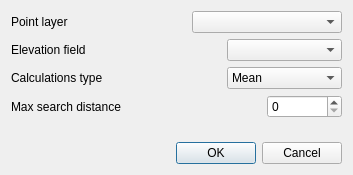
Old version of the form flo2d/ui/sampling_xyz.ui in the repository FLO-2DSoftware/qgis-flo-2d-plugin.
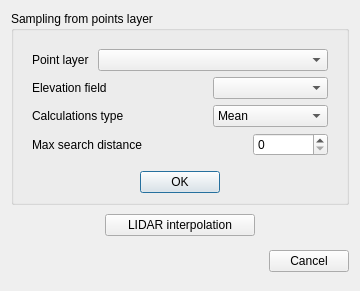
New version of the form. Custom widgets are drawn as their Qt base class.

Commit message: Initiate LIDAR interpolation

What changed in the file:
```diff
--- a/flo2d/ui/sampling_xyz.ui
+++ b/flo2d/ui/sampling_xyz.ui
@@ -6,98 +6,20 @@
    <rect>
     <x>0</x>
     <y>0</y>
-    <width>353</width>
-    <height>175</height>
+    <width>360</width>
+    <height>291</height>
    </rect>
   </property>
   <property name="windowTitle">
    <string>Elevation Points Sampling</string>
   </property>
-  <property name="toolTip">
-   <string>The maximum distance (in pixels) that the algorithm will search out for values to interpolate.</string>
-  </property>
-  <layout class="QGridLayout" name="gridLayout">
-   <item row="4" column="0">
-    <spacer name="verticalSpacer">
-     <property name="orientation">
-      <enum>Qt::Vertical</enum>
-     </property>
-     <property name="sizeHint" stdset="0">
-      <size>
-       <width>20</width>
-       <height>40</height>
-      </size>
-     </property>
-    </spacer>
-   </item>
-   <item row="5" column="0">
-    <widget class="QDialogButtonBox" name="buttonBox">
-     <property name="orientation">
-      <enum>Qt::Horizontal</enum>
-     </property>
-     <property name="standardButtons">
-      <set>QDialogButtonBox::Cancel|QDialogButtonBox::Ok</set>
-     </property>
-    </widget>
-   </item>
-   <item row="2" column="0">
-    <layout class="QHBoxLayout" name="horizontalLayout_2">
-     <property name="bottomMargin">
-      <number>0</number>
-     </property>
-     <item>
-      <widget class="QLabel" name="label_2">
-       <property name="text">
-        <string>Calculations type</string>
-       </property>
-      </widget>
-     </item>
-     <item>
-      <spacer name="horizontalSpacer_3">
-       <property name="orientation">
-        <enum>Qt::Horizontal</enum>
-       </property>
-       <property name="sizeHint" stdset="0">
-        <size>
-         <width>40</width>
-         <height>20</height>
-        </size>
-       </property>
-      </spacer>
-     </item>
-     <item>
-      <widget class="QComboBox" name="calc_cbo">
-       <property name="minimumSize">
-        <size>
-         <width>115</width>
-         <height>0</height>
-        </size>
-       </property>
-       <property name="maximumSize">
-        <size>
-         <width>115</width>
-         <height>16777215</height>
-        </size>
-       </property>
-       <item>
-        <property name="text">
-         <string>Mean</string>
-        </property>
-       </item>
-       <item>
-        <property name="text">
-         <string>Max</string>
-        </property>
-       </item>
-       <item>
-        <property name="text">
-         <string>Min</string>
-        </property>
-       </item>
-      </widget>
-     </item>
-    </layout>
-   </item>
+  <layout class="QGridLayout" name="gridLayout_6">
+   <item row="0" column="0" colspan="2">
+    <widget class="QGroupBox" name="groupBox">
+     <property name="title">
+      <string>Sampling from points layer</string>
+     </property>
+     <layout class="QGridLayout" name="gridLayout_3">
    <item row="0" column="0">
     <widget class="QFrame" name="allGridElemsFrame">
      <property name="frameShape">
@@ -106,58 +28,33 @@
      <property name="frameShadow">
       <enum>QFrame::Plain</enum>
      </property>
-     <layout class="QVBoxLayout" name="verticalLayout">
-      <property name="leftMargin">
-       <number>0</number>
-      </property>
-      <property name="topMargin">
-       <number>0</number>
-      </property>
-      <property name="rightMargin">
-       <number>0</number>
-      </property>
-      <property name="bottomMargin">
-       <number>0</number>
-      </property>
-      <item>
-       <layout class="QHBoxLayout" name="horizontalLayout">
-        <item>
+        <layout class="QGridLayout" name="gridLayout_2">
+         <item row="0" column="0">
+          <layout class="QGridLayout" name="gridLayout_4">
+           <item row="0" column="0">
          <widget class="QLabel" name="label">
           <property name="text">
            <string>Point layer</string>
           </property>
          </widget>
         </item>
-        <item>
-         <spacer name="horizontalSpacer_2">
-          <property name="orientation">
-           <enum>Qt::Horizontal</enum>
-          </property>
-          <property name="sizeHint" stdset="0">
-           <size>
-            <width>40</width>
-            <height>20</height>
-           </size>
-          </property>
-         </spacer>
-        </item>
-        <item>
+           <item row="0" column="1">
          <widget class="QComboBox" name="points_cbo">
           <property name="sizePolicy">
-           <sizepolicy hsizetype="MinimumExpanding" vsizetype="Fixed">
+              <sizepolicy hsizetype="Preferred" vsizetype="Fixed">
             <horstretch>0</horstretch>
             <verstretch>0</verstretch>
            </sizepolicy>
           </property>
           <property name="minimumSize">
            <size>
-            <width>150</width>
+               <width>230</width>
             <height>0</height>
            </size>
           </property>
           <property name="maximumSize">
            <size>
-            <width>150</width>
+               <width>200</width>
             <height>16777215</height>
            </size>
           </property>
@@ -165,7 +62,7 @@
         </item>
        </layout>
       </item>
-      <item>
+         <item row="1" column="0">
        <layout class="QHBoxLayout" name="horizontalLayout_3">
         <property name="bottomMargin">
          <number>0</number>
@@ -214,8 +111,63 @@
         </item>
        </layout>
       </item>
-     </layout>
-    </widget>
+         <item row="2" column="0">
+          <layout class="QHBoxLayout" name="horizontalLayout_2">
+           <property name="bottomMargin">
+            <number>0</number>
+           </property>
+           <item>
+            <widget class="QLabel" name="label_2">
+             <property name="text">
+              <string>Calculations type</string>
+             </property>
+            </widget>
+           </item>
+           <item>
+            <spacer name="horizontalSpacer_3">
+             <property name="orientation">
+              <enum>Qt::Horizontal</enum>
+             </property>
+             <property name="sizeHint" stdset="0">
+              <size>
+               <width>40</width>
+               <height>20</height>
+              </size>
+             </property>
+            </spacer>
+           </item>
+           <item>
+            <widget class="QComboBox" name="calc_cbo">
+             <property name="minimumSize">
+              <size>
+               <width>115</width>
+               <height>0</height>
+              </size>
+             </property>
+             <property name="maximumSize">
+              <size>
+               <width>115</width>
+               <height>16777215</height>
+              </size>
+             </property>
+             <item>
+              <property name="text">
+               <string>Mean</string>
+              </property>
+             </item>
+             <item>
+              <property name="text">
+               <string>Max</string>
+              </property>
+             </item>
+             <item>
+              <property name="text">
+               <string>Min</string>
+              </property>
+             </item>
+            </widget>
+           </item>
+          </layout>
    </item>
    <item row="3" column="0">
     <layout class="QHBoxLayout" name="horizontalLayout_4">
@@ -271,6 +223,144 @@
    </item>
   </layout>
  </widget>
+      </item>
+      <item row="1" column="0">
+       <layout class="QGridLayout" name="gridLayout">
+        <item row="0" column="0">
+         <spacer name="horizontalSpacer_2">
+          <property name="orientation">
+           <enum>Qt::Horizontal</enum>
+          </property>
+          <property name="sizeHint" stdset="0">
+           <size>
+            <width>118</width>
+            <height>20</height>
+           </size>
+          </property>
+         </spacer>
+        </item>
+        <item row="0" column="1">
+         <widget class="QDialogButtonBox" name="buttonBox">
+          <property name="orientation">
+           <enum>Qt::Horizontal</enum>
+          </property>
+          <property name="standardButtons">
+           <set>QDialogButtonBox::Ok</set>
+          </property>
+         </widget>
+        </item>
+        <item row="0" column="2">
+         <spacer name="horizontalSpacer_7">
+          <property name="orientation">
+           <enum>Qt::Horizontal</enum>
+          </property>
+          <property name="sizeHint" stdset="0">
+           <size>
+            <width>118</width>
+            <height>20</height>
+           </size>
+          </property>
+         </spacer>
+        </item>
+       </layout>
+      </item>
+     </layout>
+    </widget>
+   </item>
+   <item row="1" column="0">
+    <spacer name="verticalSpacer_2">
+     <property name="orientation">
+      <enum>Qt::Vertical</enum>
+     </property>
+     <property name="sizeHint" stdset="0">
+      <size>
+       <width>20</width>
+       <height>6</height>
+      </size>
+     </property>
+    </spacer>
+   </item>
+   <item row="2" column="0" colspan="2">
+    <layout class="QGridLayout" name="gridLayout_5">
+     <item row="0" column="0">
+      <spacer name="horizontalSpacer_5">
+       <property name="orientation">
+        <enum>Qt::Horizontal</enum>
+       </property>
+       <property name="sizeHint" stdset="0">
+        <size>
+         <width>86</width>
+         <height>20</height>
+        </size>
+       </property>
+      </spacer>
+     </item>
+     <item row="0" column="1">
+      <widget class="QPushButton" name="lidar_interpolation_btn">
+       <property name="sizePolicy">
+        <sizepolicy hsizetype="Fixed" vsizetype="Fixed">
+         <horstretch>0</horstretch>
+         <verstretch>0</verstretch>
+        </sizepolicy>
+       </property>
+       <property name="minimumSize">
+        <size>
+         <width>150</width>
+         <height>0</height>
+        </size>
+       </property>
+       <property name="text">
+        <string>LIDAR interpolation</string>
+       </property>
+      </widget>
+     </item>
+     <item row="0" column="2">
+      <spacer name="horizontalSpacer_6">
+       <property name="orientation">
+        <enum>Qt::Horizontal</enum>
+       </property>
+       <property name="sizeHint" stdset="0">
+        <size>
+         <width>86</width>
+         <height>22</height>
+        </size>
+       </property>
+      </spacer>
+     </item>
+    </layout>
+   </item>
+   <item row="3" column="0">
+    <spacer name="verticalSpacer">
+     <property name="orientation">
+      <enum>Qt::Vertical</enum>
+     </property>
+     <property name="sizeHint" stdset="0">
+      <size>
+       <width>20</width>
+       <height>40</height>
+      </size>
+     </property>
+    </spacer>
+   </item>
+   <item row="3" column="1">
+    <widget class="QDialogButtonBox" name="buttonBox_2">
+     <property name="standardButtons">
+      <set>QDialogButtonBox::Cancel</set>
+     </property>
+    </widget>
+   </item>
+  </layout>
+  <zorder>label_4</zorder>
+  <zorder></zorder>
+  <zorder></zorder>
+  <zorder>groupBox</zorder>
+  <zorder>lidar_interpolation_btn</zorder>
+  <zorder>horizontalSpacer_5</zorder>
+  <zorder>horizontalSpacer_6</zorder>
+  <zorder>verticalSpacer</zorder>
+  <zorder>buttonBox_2</zorder>
+  <zorder>verticalSpacer_2</zorder>
+ </widget>
  <customwidgets>
   <customwidget>
    <class>QgsFieldComboBox</class>
```
Left out of the diff: 26 changed lines with no effect on the pictures. Lines whose indentation alone changed are shown as unchanged. The commit also changes 3 other files.
